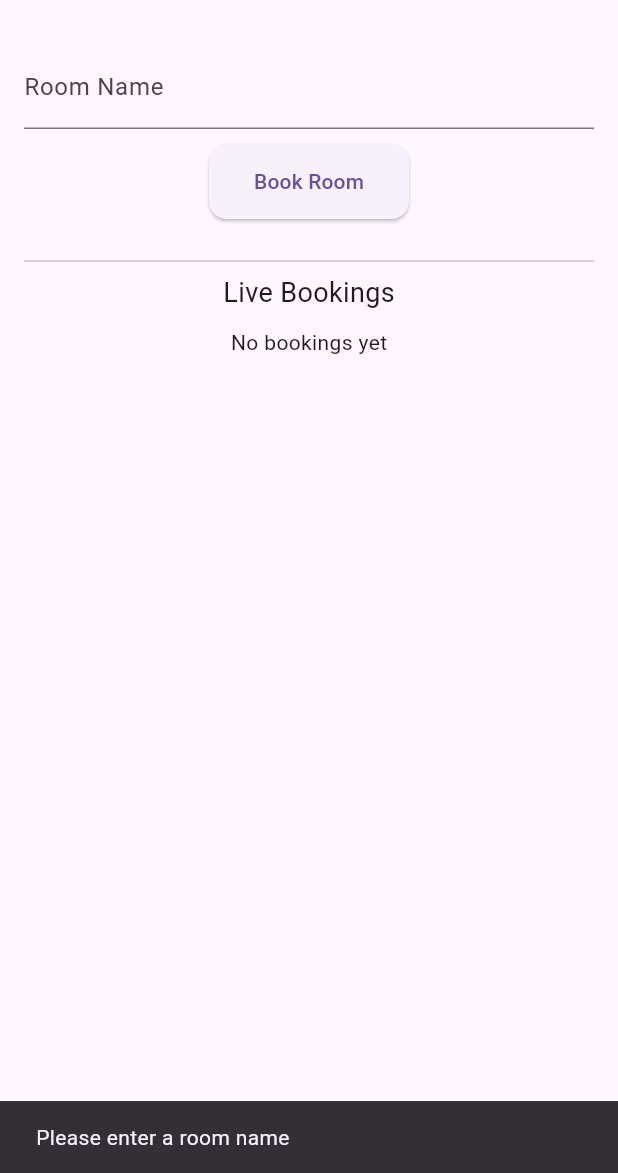
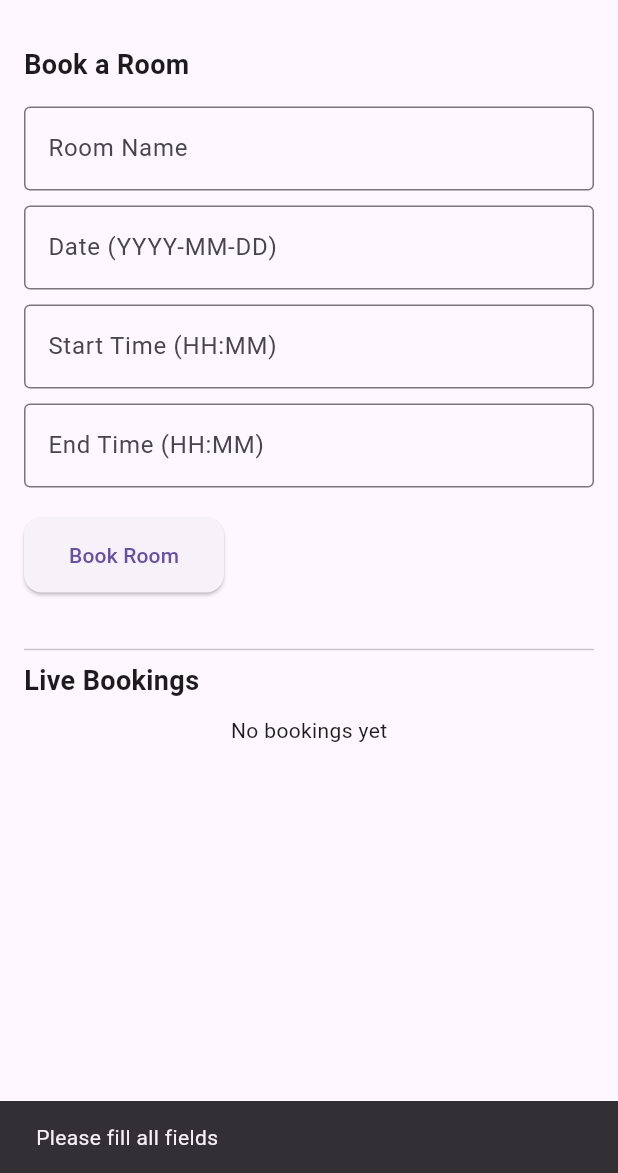
Before and after one commit to nethranekar-dev/meeting-room-booking-app, a Flutter app: the screen it shows once a user with an empty profile is signed in, after a tap on "Book Room", on a phone screen of 412 x 824 dp, the part 63-1236 px from its top. Run offline on Flutter 3.47's test engine with Material 3 defaults, Android fonts, the phone set to English and light mode, and no system bars; our stand-ins replace cloud_firestore, firebase_auth, firebase_core; accounts and stored records are empty; network calls fail.

Commit message:
Professional admin dashboard with room management and production-level time conflict prevention

```diff
--- a/lib/pages/home_page.dart
+++ b/lib/pages/home_page.dart
@@ -11,67 +11,84 @@ class HomePage extends StatefulWidget {
 
 class _HomePageState extends State<HomePage> {
   final TextEditingController _roomController = TextEditingController();
+  final TextEditingController _dateController = TextEditingController();
+  final TextEditingController _startTimeController = TextEditingController();
+  final TextEditingController _endTimeController = TextEditingController();
 
-  Future<void> bookRoom() async {
-    final text = _roomController.text.trim();
-    if (text.isEmpty) {
-      ScaffoldMessenger.of(context).showSnackBar(
-        const SnackBar(content: Text('Please enter a room name')),
-      );
-      return;
-    }
+  Future<void> bookRoom(
+    String room,
+    String date,
+    String startTime,
+    String endTime,
+  ) async {
+    final bookingsRef = FirebaseFirestore.instance.collection('bookings');
 
-    final user = FirebaseAuth.instance.currentUser;
-    if (user == null) {
-      ScaffoldMessenger.of(context).showSnackBar(
-        const SnackBar(content: Text('You must be logged in to book a room')),
-      );
-      return;
-    }
-
-    // Check for duplicate bookings
     try {
-      final existing = await FirebaseFirestore.instance
-          .collection('bookings')
-          .where('roomName', isEqualTo: text)
+      final existing = await bookingsRef
+          .where('room', isEqualTo: room)
+          .where('date', isEqualTo: date)
           .get();
 
-      if (existing.docs.isNotEmpty) {
+      for (var doc in existing.docs) {
+        final existingStart = doc['startTime'];
+        final existingEnd = doc['endTime'];
+
+        if (_isOverlapping(startTime, endTime, existingStart, existingEnd)) {
           if (!mounted) return;
           ScaffoldMessenger.of(context).showSnackBar(
             const SnackBar(
-            content: Text('This room is already booked for selected time.'),
+              content: Text(
+                "This room is already booked for selected time.",
+              ),
             ),
           );
           return;
         }
-    } catch (e) {
-      if (!mounted) return;
-      ScaffoldMessenger.of(context).showSnackBar(
-        SnackBar(content: Text('Error checking bookings: $e')),
-      );
-      return;
       }
 
-    try {
-      await FirebaseFirestore.instance.collection('bookings').add({
-        'roomName': text,
-        'timestamp': FieldValue.serverTimestamp(),
-        'userEmail': user.email,
-        'status': 'confirmed'
+      await bookingsRef.add({
+        'room': room,
+        'date': date,
+        'startTime': startTime,
+        'endTime': endTime,
+        'userEmail': FirebaseAuth.instance.currentUser?.email,
+        'createdAt': Timestamp.now(),
       });
 
-      _roomController.clear();
       if (!mounted) return;
       ScaffoldMessenger.of(context).showSnackBar(
         const SnackBar(content: Text('Room booked successfully')),
       );
+
+      _roomController.clear();
+      _dateController.clear();
+      _startTimeController.clear();
+      _endTimeController.clear();
     } catch (e) {
       if (!mounted) return;
       ScaffoldMessenger.of(context).showSnackBar(
         SnackBar(content: Text('Booking failed: $e')),
       );
     }
+  }
+
+  bool _isOverlapping(
+    String start1,
+    String end1,
+    String start2,
+    String end2,
+  ) {
+    final s1 = _convertToMinutes(start1);
+    final e1 = _convertToMinutes(end1);
+    final s2 = _convertToMinutes(start2);
+    final e2 = _convertToMinutes(end2);
+
+    return s1 < e2 && s2 < e1;
+  }
+
+  int _convertToMinutes(String time) {
+    final parts = time.split(":");
+    return int.parse(parts[0]) * 60 + int.parse(parts[1]);
   }
 
   @override
@@ -90,42 +107,83 @@ class _HomePageState extends State<HomePage> {
       ),
       body: Padding(
         padding: const EdgeInsets.all(16),
+        child: SingleChildScrollView(
           child: Column(
+            crossAxisAlignment: CrossAxisAlignment.start,
             children: [
+              const Text(
+                'Book a Room',
+                style: TextStyle(fontSize: 18, fontWeight: FontWeight.bold),
+              ),
+              const SizedBox(height: 15),
               TextField(
                 controller: _roomController,
-              decoration: const InputDecoration(labelText: 'Room Name'),
+                decoration: const InputDecoration(
+                  labelText: 'Room Name',
+                  border: OutlineInputBorder(),
+                ),
               ),
               const SizedBox(height: 10),
+              TextField(
+                controller: _dateController,
+                decoration: const InputDecoration(
+                  labelText: 'Date (YYYY-MM-DD)',
+                  border: OutlineInputBorder(),
+                ),
+              ),
+              const SizedBox(height: 10),
+              TextField(
+                controller: _startTimeController,
+                decoration: const InputDecoration(
+                  labelText: 'Start Time (HH:MM)',
+                  border: OutlineInputBorder(),
+                ),
+              ),
+              const SizedBox(height: 10),
+              TextField(
+                controller: _endTimeController,
+                decoration: const InputDecoration(
+                  labelText: 'End Time (HH:MM)',
+                  border: OutlineInputBorder(),
+                ),
+              ),
+              const SizedBox(height: 20),
               ElevatedButton(
-              onPressed: bookRoom,
+                onPressed: () {
+                  if (_roomController.text.isEmpty ||
+                      _dateController.text.isEmpty ||
+                      _startTimeController.text.isEmpty ||
+                      _endTimeController.text.isEmpty) {
+                    ScaffoldMessenger.of(context).showSnackBar(
+                      const SnackBar(content: Text('Please fill all fields')),
+                    );
+                    return;
+                  }
+
+                  bookRoom(
+                    _roomController.text.trim(),
+                    _dateController.text.trim(),
+                    _startTimeController.text.trim(),
+                    _endTimeController.text.trim(),
+                  );
+                },
                 child: const Text('Book Room'),
               ),
-            const SizedBox(height: 20),
+              const SizedBox(height: 30),
               const Divider(),
-            const Text('Live Bookings', style: TextStyle(fontSize: 18)),
+              const Text(
+                'Live Bookings',
+                style: TextStyle(fontSize: 18, fontWeight: FontWeight.bold),
+              ),
               const SizedBox(height: 10),
               StreamBuilder<QuerySnapshot>(
                 stream: FirebaseFirestore.instance
                     .collection('bookings')
-                  .orderBy('timestamp', descending: true)
                     .snapshots(),
                 builder: (context, snapshot) {
                   if (snapshot.hasError) {
                     return Center(
-                    child: Column(
-                      mainAxisSize: MainAxisSize.min,
-                      children: [
-                        Text('Error loading bookings: ${snapshot.error}'),
-                        const SizedBox(height: 8),
-                        ElevatedButton(
-                          onPressed: () {
-                            setState(() {});
-                          },
-                          child: const Text('Retry'),
-                        ),
-                      ],
-                    ),
+                      child: Text('Error loading bookings: ${snapshot.error}'),
                     );
                   }
                   if (snapshot.connectionState == ConnectionState.waiting) {
@@ -139,18 +197,20 @@ class _HomePageState extends State<HomePage> {
 
                   return ListView.builder(
                     shrinkWrap: true,
+                    physics: const NeverScrollableScrollPhysics(),
                     itemCount: docs.length,
                     itemBuilder: (context, index) {
                       final data = docs[index];
-                    final timestamp = data['timestamp'];
-                    final timeText = timestamp == null
-                        ? ''
-                        : (timestamp as Timestamp).toDate();
-                    return ListTile(
-                      title: Text(data['roomName'] ?? ''),
-                      subtitle: Text(timeText.toString()),
+                      return Card(
+                        elevation: 2,
+                        margin: const EdgeInsets.symmetric(vertical: 8),
+                        child: ListTile(
+                          title: Text(data['room'] ?? 'Unknown'),
+                          subtitle: Text(
+                            "${data['date'] ?? 'N/A'} | ${data['startTime'] ?? '--'} - ${data['endTime'] ?? '--'}",
+                          ),
                           trailing: IconButton(
-                        icon: const Icon(Icons.delete),
+                            icon: const Icon(Icons.delete, color: Colors.red),
                             onPressed: () async {
                               try {
                                 await docs[index].reference.delete();
@@ -166,6 +226,7 @@ class _HomePageState extends State<HomePage> {
                               }
                             },
                           ),
+                        ),
                       );
                     },
                   );
@@ -174,6 +235,7 @@ class _HomePageState extends State<HomePage> {
             ],
           ),
         ),
+      ),
     );
   }
 }
```
Also changed, not shown: lib/screens/admin_dashboard.dart (+142 -66 lines). Lines whose indentation alone changed are shown as unchanged.
